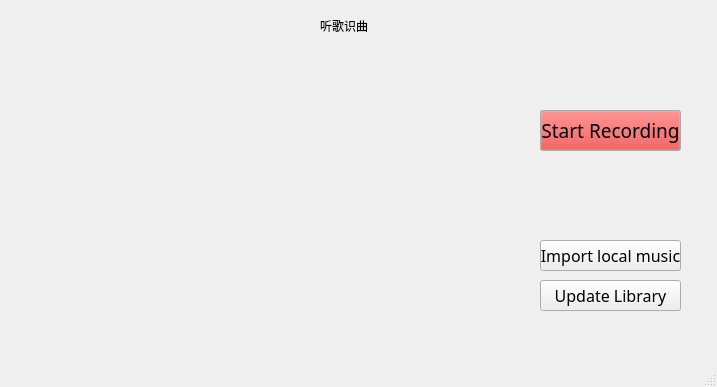
zeyap/MusicFingerprint, file mainwindowmf.ui: the form before one commit.
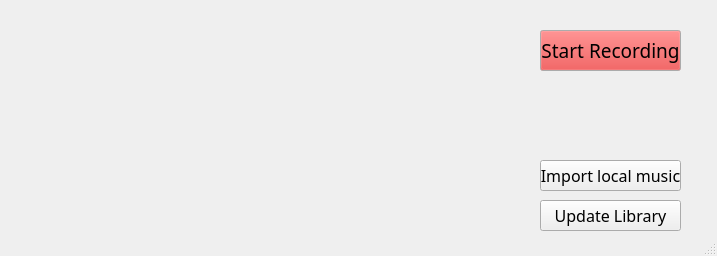
The form after the commit.

The edit to the form file:
```diff
--- a/mainwindowmf.ui
+++ b/mainwindowmf.ui
@@ -7,7 +7,7 @@
     <x>0</x>
     <y>0</y>
     <width>717</width>
-    <height>387</height>
+    <height>256</height>
    </rect>
   </property>
   <property name="windowTitle">
@@ -24,7 +24,7 @@
     <property name="geometry">
      <rect>
       <x>540</x>
-      <y>110</y>
+      <y>30</y>
       <width>141</width>
       <height>41</height>
      </rect>
@@ -97,24 +97,11 @@
      <bool>false</bool>
     </property>
    </widget>
-   <widget class="QLabel" name="label">
-    <property name="geometry">
-     <rect>
-      <x>320</x>
-      <y>10</y>
-      <width>91</width>
-      <height>31</height>
-     </rect>
-    </property>
-    <property name="text">
-     <string>听歌识曲</string>
-    </property>
-   </widget>
    <widget class="QPushButton" name="pushButton_3">
     <property name="geometry">
      <rect>
       <x>540</x>
-      <y>240</y>
+      <y>160</y>
       <width>141</width>
       <height>31</height>
      </rect>
@@ -136,7 +123,7 @@
     <property name="geometry">
      <rect>
       <x>540</x>
-      <y>280</y>
+      <y>200</y>
       <width>141</width>
       <height>31</height>
      </rect>
@@ -156,7 +143,7 @@
     <property name="geometry">
      <rect>
       <x>510</x>
-      <y>170</y>
+      <y>90</y>
       <width>201</width>
       <height>71</height>
      </rect>
@@ -169,6 +156,7 @@
     </property>
    </widget>
   </widget>
+  <widget class="QStatusBar" name="statusbar"/>
   <widget class="QMenuBar" name="menubar">
    <property name="geometry">
     <rect>
@@ -179,7 +167,6 @@
     </rect>
    </property>
   </widget>
-  <widget class="QStatusBar" name="statusbar"/>
  </widget>
  <resources/>
  <connections/>
```
Left out of the diff: 2 changed lines with no effect on the pictures.
